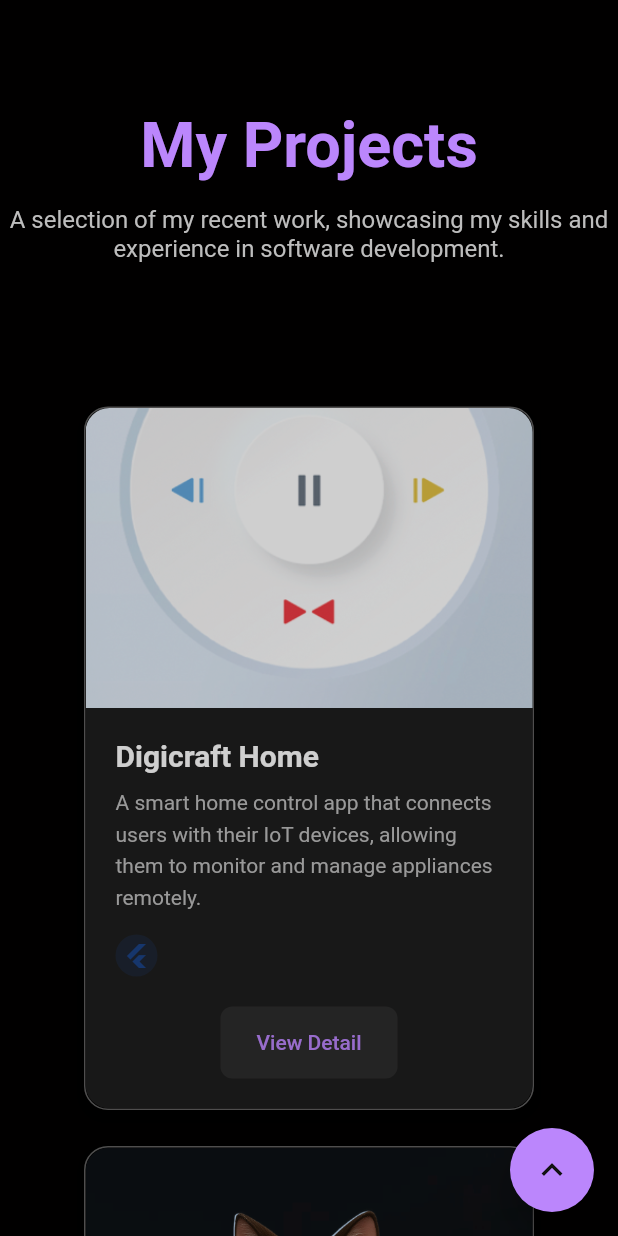
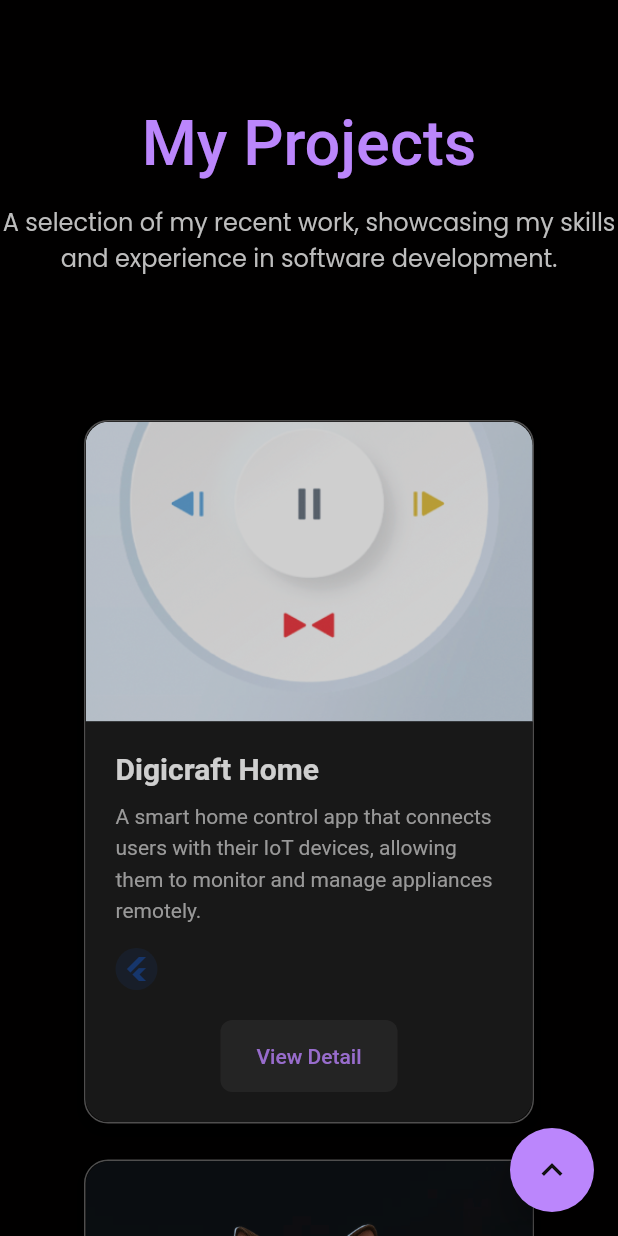
Before and after one commit to htetwai18/my_portfolio, a Flutter app: the screen it shows after launch, after a tap on "Projects", on a phone screen of 412 x 824 dp. Run offline on Flutter 3.47's test engine with Material 3 defaults, Android fonts, the phone set to English and light mode, and no system bars; our stand-ins replace font_awesome_flutter, google_fonts; missing offline and left inert: dart:html; Roboto replaces fonts that are missing (Oxanium).

Commit message:
font touch up final

```diff
--- a/lib/main.dart
+++ b/lib/main.dart
@@ -1,4 +1,5 @@
 import 'package:flutter/material.dart';
+import 'package:google_fonts/google_fonts.dart';
 import 'package:hwl_portforlio/pages/hero_section.dart';
 
 void main() {
@@ -66,7 +67,7 @@ class _NavLinkState extends State<NavLink> {
             duration: const Duration(milliseconds: 200),
             child: Text(
               widget.title,
-              style: const TextStyle(
+              style:  GoogleFonts.poppins(
                 color: Colors.white,
                 fontSize: 16, // Increased base font size
                 fontWeight: FontWeight.w500,
--- a/lib/pages/education.dart
+++ b/lib/pages/education.dart
@@ -76,7 +76,7 @@ class EducationTile extends StatelessWidget {
                         style: const TextStyle(
                           decoration: TextDecoration.underline,
                           fontSize: 18,
-                          fontWeight: FontWeight.bold,
+                          fontWeight: FontWeight.w400,
                           color: Colors.white,
                         ),
                       ),
@@ -137,7 +137,7 @@ class EducationTile extends StatelessWidget {
                         style: const TextStyle(
                           decoration: TextDecoration.underline,
                           fontSize: 18,
-                          fontWeight: FontWeight.bold,
+                          fontWeight: FontWeight.w600,
                           color: Colors.white,
                         ),
                         textAlign: TextAlign.right,
@@ -202,7 +202,7 @@ class EducationTile extends StatelessWidget {
                         style: const TextStyle(
                           decoration: TextDecoration.underline,
                           fontSize: 18,
-                          fontWeight: FontWeight.bold,
+                          fontWeight: FontWeight.w600,
                           color: Colors.white,
                         ),
                       ),
--- a/lib/pages/experience.dart
+++ b/lib/pages/experience.dart
@@ -167,7 +167,7 @@ class _ExperienceCard extends StatelessWidget {
                   experience.title,
                   style: const TextStyle(
                       fontSize: 18,
-                      fontWeight: FontWeight.bold,
+                      fontWeight: FontWeight.w600,
                       color: Colors.white),
                 ),
               ),
@@ -190,7 +190,7 @@ class _ExperienceCard extends StatelessWidget {
                   style: TextStyle(
                     color: const Color(0xFFBB86FC),
                     fontWeight: FontWeight.w600,
-                    decoration: TextDecoration.underline,
+                    // decoration: TextDecoration.underline,
                   ),
                 ),
                 const SizedBox(width: 4),
--- a/lib/pages/hero_section.dart
+++ b/lib/pages/hero_section.dart
@@ -2,6 +2,7 @@ import 'dart:convert';
 
 import 'package:flutter/material.dart';
 import 'package:font_awesome_flutter/font_awesome_flutter.dart';
+import 'package:google_fonts/google_fonts.dart';
 import 'package:hwl_portforlio/main.dart';
 import 'package:hwl_portforlio/pages/education.dart';
 import 'dart:html' as html;
@@ -532,9 +533,9 @@ class _HeroSectionState extends State<HeroSection>
                             SlideTransition(
                               position: _nameSlideAnimation,
                               child: Text(
-                                'Htet Wai Lwin',
-                                style: TextStyle(
-                                  fontSize: isDesktop ? 66 : 48,
+                                'Htet Wai Lwin...',
+                                style: GoogleFonts.oxanium(
+                                  fontSize: isDesktop ? 55 : 34,
                                   fontWeight: FontWeight.bold,
                                   color: const Color(0xFFBB86FC),
                                 ),
@@ -548,9 +549,10 @@ class _HeroSectionState extends State<HeroSection>
                               position: _titleSlideAnimation,
                               child: Text(
                                 'Mobile Application Developer(Flutter)',
-                                style: TextStyle(
+                                style: GoogleFonts.oxanium(
                                   fontSize: isDesktop ? 32 : 22,
-                                    color: Colors.white),
+                                  color: Colors.white,
+                                ),
                                 textAlign: isDesktop
                                     ? TextAlign.start
                                     : TextAlign.center,
@@ -561,9 +563,10 @@ class _HeroSectionState extends State<HeroSection>
                               position: _descriptionSlideAnimation,
                               child: Text(
                                 'Building cross-platform apps with Flutter & Dart.',
-                                style: TextStyle(
-                                    fontSize: isDesktop ? 24 : 16,
-                                    color: Colors.grey[400]),
+                                style: GoogleFonts.poppins(
+                                  fontSize: isDesktop ? 20 : 14,
+                                  color: Colors.grey[400],
+                                ),
                                 textAlign: isDesktop
                                     ? TextAlign.start
                                     : TextAlign.center,
@@ -574,11 +577,10 @@ class _HeroSectionState extends State<HeroSection>
                               position: _descriptionSlideAnimation,
                               child: Text(
                                 "I'm a passionate Mobile developer with a focus on creating beautiful and functional cross-platform applications. I have over 3 years of experience in mobile app development, specializing in Flutter and Dart.",
-                                style: Theme.of(context)
-                                    .textTheme
-                                    .bodyLarge
-                                    ?.copyWith(
-                                        height: 1.6, color: Colors.grey[300]),
+                                style: GoogleFonts.poppins(
+                                  fontSize: isDesktop ? 16 : 12,
+                                  color: Colors.white,
+                                ),
                                 textAlign: isDesktop
                                     ? TextAlign.start
                                     : TextAlign.center,
@@ -592,7 +594,10 @@ class _HeroSectionState extends State<HeroSection>
                                   _downloadResume();
                                 },
                                 icon: const Icon(Icons.download),
-                                label: const Text('Download Resume'),
+                                label: Text(
+                                  'Download Resume',
+                                  style: GoogleFonts.oxanium(fontSize: 14),
+                                ),
                                 style: ElevatedButton.styleFrom(
                                   backgroundColor: const Color(0xFFBB86FC),
                                   foregroundColor: const Color(0xFF121212),
@@ -607,13 +612,20 @@ class _HeroSectionState extends State<HeroSection>
                             const SizedBox(height: 32),
                             SlideTransition(
                               position: _descriptionSlideAnimation,
-                              child: Text('My Skills',
-                                  style: Theme.of(context)
-                                      .textTheme
-                                      .headlineSmall
-                                      ?.copyWith(
-                                          fontWeight: FontWeight.bold,
-                                          color: Colors.white)),
+                              child: Text(
+                                'My Skills',
+                                style: GoogleFonts.oxanium(
+                                  fontSize: 24,
+                                  color: Colors.white,
+                                ),
+                                // style: Theme.of(context)
+                                //     .textTheme
+                                //     .headlineSmall
+                                //     ?.copyWith(
+                                //       fontWeight: FontWeight.bold,
+                                //       color: Colors.white,
+                                //     ),
+                              ),
                             ),
                             const SizedBox(height: 16),
                             SlideTransition(
@@ -791,9 +803,13 @@ class _HeroSectionState extends State<HeroSection>
 
   Widget buildSkillChip(String skill) {
     return Chip(
-      label: Text(skill,
-          style: TextStyle(
-              color: const Color(0xFFBB86FC), fontWeight: FontWeight.w500)),
+      label: Text(
+        skill,
+        style: GoogleFonts.oxanium(
+          color: const Color(0xFFBB86FC),
+          fontWeight: FontWeight.w500,
+        ),
+      ),
       backgroundColor: const Color(0xFF1E1E1E),
       padding: const EdgeInsets.symmetric(horizontal: 12, vertical: 8),
       shape: RoundedRectangleBorder(
@@ -865,18 +881,16 @@ class _HeroSectionState extends State<HeroSection>
         RichText(
           textAlign: TextAlign.center,
           text: TextSpan(
-            style: const TextStyle(
+            style: GoogleFonts.oxanium(
               fontSize: 40,
-              fontWeight: FontWeight.bold,
+              fontWeight: FontWeight.w500,
               color: Colors.white,
-              fontFamily:
-                  'YourFontFamily', // Make sure to add a font if you have one
             ),
-            children: [
-              const TextSpan(text: 'My Professional '),
+            children: const [
+              TextSpan(text: 'My Professional '),
               TextSpan(
                 text: 'Experience',
-                style: TextStyle(color: const Color(0xFFBB86FC)),
+                style: TextStyle(color: Color(0xFFBB86FC)),
               ),
             ],
           ),
@@ -885,7 +899,10 @@ class _HeroSectionState extends State<HeroSection>
         Text(
           'A timeline of my journey as a Flutter Developer, contributing to innovative mobile applications.',
           textAlign: TextAlign.center,
-          style: TextStyle(fontSize: 16, color: Colors.grey[400]),
+          style: GoogleFonts.poppins(
+            fontSize: 16,
+            color: Colors.grey[400],
+          ),
         ),
       ],
     );
@@ -927,10 +944,10 @@ class _HeroSectionState extends State<HeroSection>
   Widget _buildSectionHeader(String title) {
     return Text(
       title,
-      style: const TextStyle(
+      style: GoogleFonts.oxanium(
         fontSize: 28,
-        fontWeight: FontWeight.bold,
-        color: Color(0xFFBB86FC),
+        fontWeight: FontWeight.w500,
+        color: const Color(0xFFBB86FC),
       ),
     );
   }
@@ -986,11 +1003,11 @@ class _HeroSectionState extends State<HeroSection>
   Widget _buildProjectHeader() {
     return Column(
       children: [
-        const Text(
+        Text(
           'My Projects',
-          style: TextStyle(
+          style: GoogleFonts.oxanium(
             fontSize: 42,
-            fontWeight: FontWeight.bold,
+            fontWeight: FontWeight.w500,
             color: const Color(0xFFBB86FC),
           ),
         ),
@@ -998,7 +1015,10 @@ class _HeroSectionState extends State<HeroSection>
         Text(
           'A selection of my recent work, showcasing my skills and experience in software development.',
           textAlign: TextAlign.center,
-          style: TextStyle(fontSize: 16, color: Colors.grey[400]),
+          style: GoogleFonts.poppins(
+            fontSize: 16,
+            color: Colors.grey[400],
+          ),
         ),
       ],
     );
@@ -1017,19 +1037,19 @@ class _HeroSectionState extends State<HeroSection>
   Widget _buildContactHeader(BuildContext context) {
     return Column(
       children: [
-        const Text(
+        Text(
           'Get in Touch',
-          style: TextStyle(
+          style: GoogleFonts.oxanium(
             fontSize: 42,
             fontWeight: FontWeight.bold,
-            color: Color(0xFFBB86FC),
+            color: const Color(0xFFBB86FC),
           ),
         ),
         const SizedBox(height: 16),
         Text(
           "I'm always open to discussing new projects, creative ideas, or opportunities.\nFeel free to reach out, and I'll get back to you as soon as possible.",
           textAlign: TextAlign.center,
-          style: TextStyle(
+          style: GoogleFonts.poppins(
             fontSize: 16,
             color: Colors.grey[400],
             height: 1.5,
@@ -1110,9 +1130,12 @@ class _HeroSectionState extends State<HeroSection>
                 elevation: 4,
                 shadowColor: Colors.indigo.withOpacity(0.4),
               ),
-              child: const Text(
+              child: Text(
                 'Send Message',
-                style: TextStyle(fontSize: 16, fontWeight: FontWeight.bold),
+                style: GoogleFonts.poppins(
+                  fontSize: 14,
+                  fontWeight: FontWeight.w600,
+                ),
               ),
             ),
           ],
@@ -1129,7 +1152,9 @@ class _HeroSectionState extends State<HeroSection>
       maxLines: maxLines,
       decoration: InputDecoration(
         hintText: label,
-        hintStyle: TextStyle(color: Colors.grey[500]),
+        hintStyle: GoogleFonts.poppins(
+          color: Colors.grey[500],
+        ),
         filled: true,
         fillColor: const Color(0xFF2D2D2D),
         contentPadding:
@@ -1144,10 +1169,13 @@ class _HeroSectionState extends State<HeroSection>
         ),
         focusedBorder: OutlineInputBorder(
           borderRadius: BorderRadius.circular(12.0),
-          borderSide: BorderSide(color: const Color(0xFFBB86FC), width: 2),
+          borderSide:
+              const BorderSide(color: const Color(0xFFBB86FC), width: 2),
         ),
       ),
-      style: TextStyle(color: Colors.white),
+      style: GoogleFonts.poppins(
+        color: Colors.white,
+      ),
       validator: (value) {
         if (value == null || value.isEmpty) {
           return 'Please enter your $label';
@@ -1178,7 +1206,29 @@ class _HeroSectionState extends State<HeroSection>
       padding: EdgeInsets.symmetric(horizontal: isDesktop ? 0 : 16),
       child: Column(
         children: [
-          SizedBox(
+          Stack(
+            alignment: Alignment.bottomCenter,
+            children: [
+              if (!isDesktop)
+                const Padding(
+                  padding: EdgeInsets.symmetric(horizontal: 16),
+                  child: Row(
+                    mainAxisAlignment: MainAxisAlignment.spaceBetween,
+                    children: [
+                      Icon(
+                        Icons.arrow_back_ios,
+                        color: Colors.white,
+                      ),
+                      Icon(
+                        Icons.arrow_forward_ios,
+                        color: Colors.white,
+                      ),
+                    ],
+                  ),
+                ),
+              Padding(
+                padding: EdgeInsets.symmetric(horizontal: isDesktop ? 0 : 40),
+                child: SizedBox(
                   height: 30,
                   child: ListView(
                     shrinkWrap: true,
@@ -1186,7 +1236,8 @@ class _HeroSectionState extends State<HeroSection>
                     // mainAxisAlignment: MainAxisAlignment.center,
                     children: [
                       _buildSocialIcon(FontAwesomeIcons.linkedin, () async {
-                  await _launchUrl('https://www.linkedin.com/in/htetwailwin/');
+                        await _launchUrl(
+                            'https://www.linkedin.com/in/htetwailwin/');
                       }, 'LinkedIn'),
                       const SizedBox(width: 24),
                       _buildSocialIcon(FontAwesomeIcons.github, () async {
@@ -1227,10 +1278,15 @@ class _HeroSectionState extends State<HeroSection>
                     ],
                   ),
                 ),
+              ),
+            ],
+          ),
           const SizedBox(height: 24),
           Text(
             '© 2025 Htet Wai Lwin. Created with Flutter 3.35.4',
-            style: TextStyle(color: Colors.grey[400]),
+            style: GoogleFonts.oxanium(
+              color: Colors.grey[400],
+            ),
           ),
         ],
       ),
--- a/pubspec.yaml
+++ b/pubspec.yaml
@@ -17,6 +17,7 @@ dependencies:
   font_awesome_flutter: ^10.9.0
   universal_html: ^2.2.4
   http: ^1.3.0
+  google_fonts: ^6.3.2
 
 dev_dependencies:
   flutter_test:
```
Also changed, not shown: pubspec.lock. Lines whose indentation alone changed are shown as unchanged.
